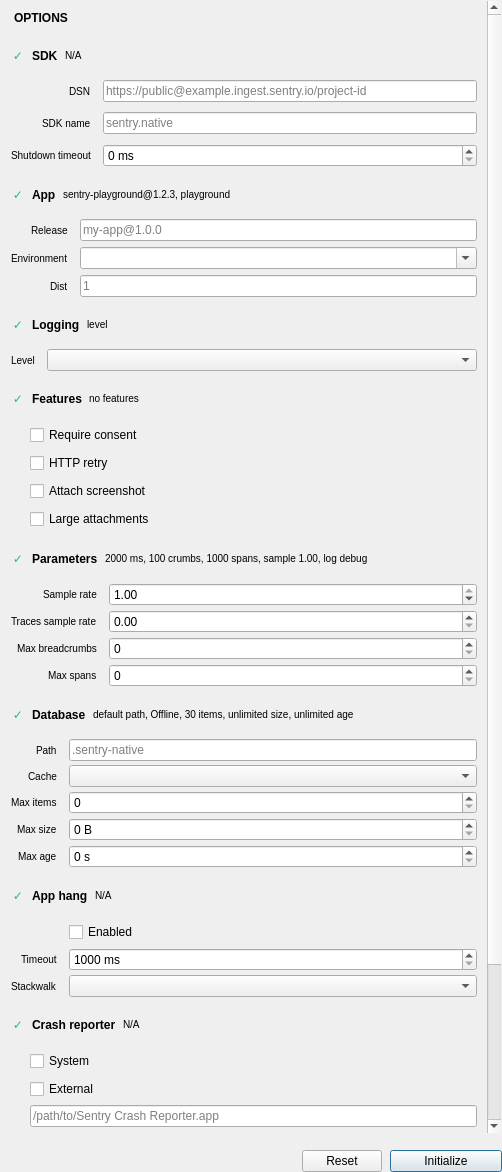
Above: src/initpane.ui from jpnurmi/sentry-playground before the change. Below: the same form after it.
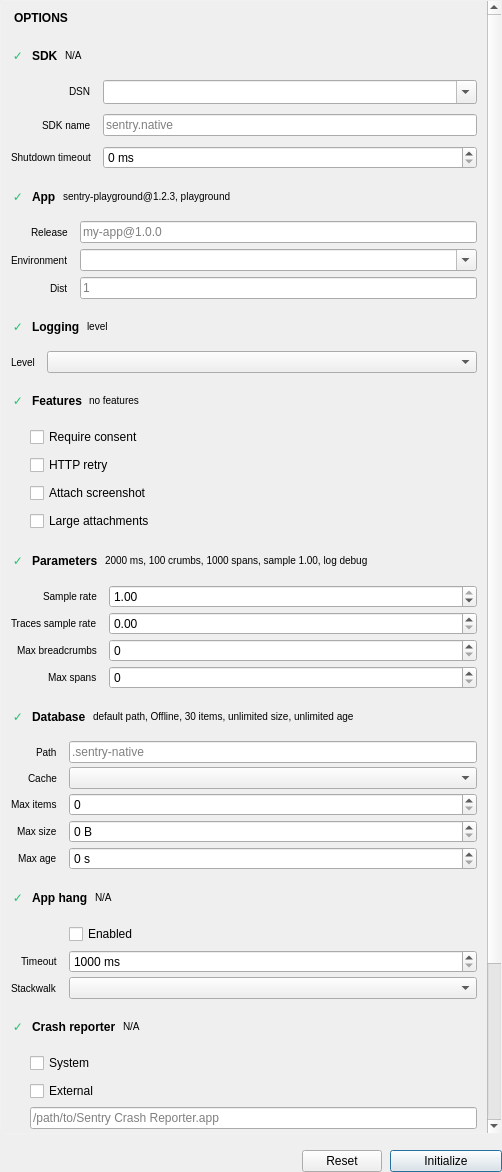
That is the form after the change.

Commit message:
Remember recent DSNs in the Init pane
Make the DSN field an editable combo box that keeps the last DSNs
used for initialization, like the environment field, so switching
between projects does not require retyping. Share the history helpers
between both fields and build the saved history from the combo items,
so the value loaded from the options is kept when a new one is used.
Update the SDK summary when the DSN changes.

What changed in the file:
```diff
--- a/src/initpane.ui
+++ b/src/initpane.ui
@@ -300,13 +300,16 @@
                   </widget>
                  </item>
                  <item row="0" column="1">
-                  <widget class="QLineEdit" name="dsnEdit">
+                  <widget class="QComboBox" name="dsnEdit">
+                   <property name="editable">
+                    <bool>true</bool>
+                   </property>
+                   <property name="sizeAdjustPolicy">
+                    <enum>QComboBox::SizeAdjustPolicy::AdjustToMinimumContentsLengthWithIcon</enum>
+                   </property>
                    <property name="placeholderText">
                     <string>https://public@example.ingest.sentry.io/project-id</string>
                    </property>
-                   <property name="clearButtonEnabled">
-                    <bool>true</bool>
-                   </property>
                   </widget>
                  </item>
                  <item row="1" column="0">
```
The commit also changes 2 other files.
